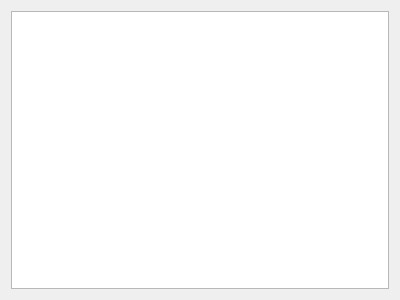
First picture: the form in ui/ScripterTool.ui, repository aaronlam1004/getman, before the edit.
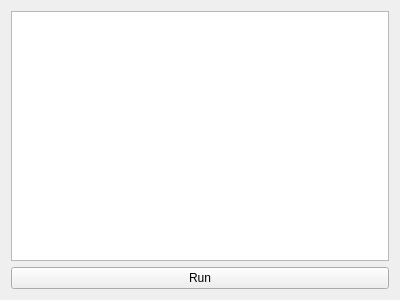
Second picture: the form after the edit.

```diff
--- a/ui/ScripterTool.ui
+++ b/ui/ScripterTool.ui
@@ -17,6 +17,17 @@
    <item>
     <widget class="QTextEdit" name="te_script_body"/>
    </item>
+   <item>
+    <layout class="QHBoxLayout" name="horizontalLayout">
+     <item>
+      <widget class="QPushButton" name="pb_run_script">
+       <property name="text">
+        <string>Run</string>
+       </property>
+      </widget>
+     </item>
+    </layout>
+   </item>
   </layout>
  </widget>
  <resources/>
```
